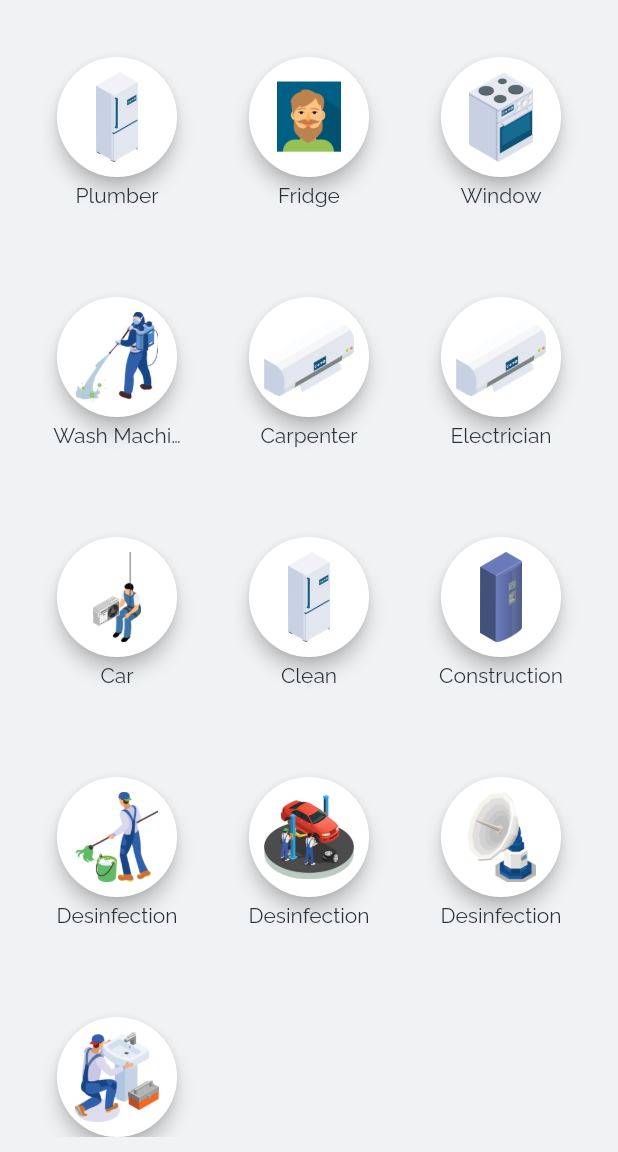
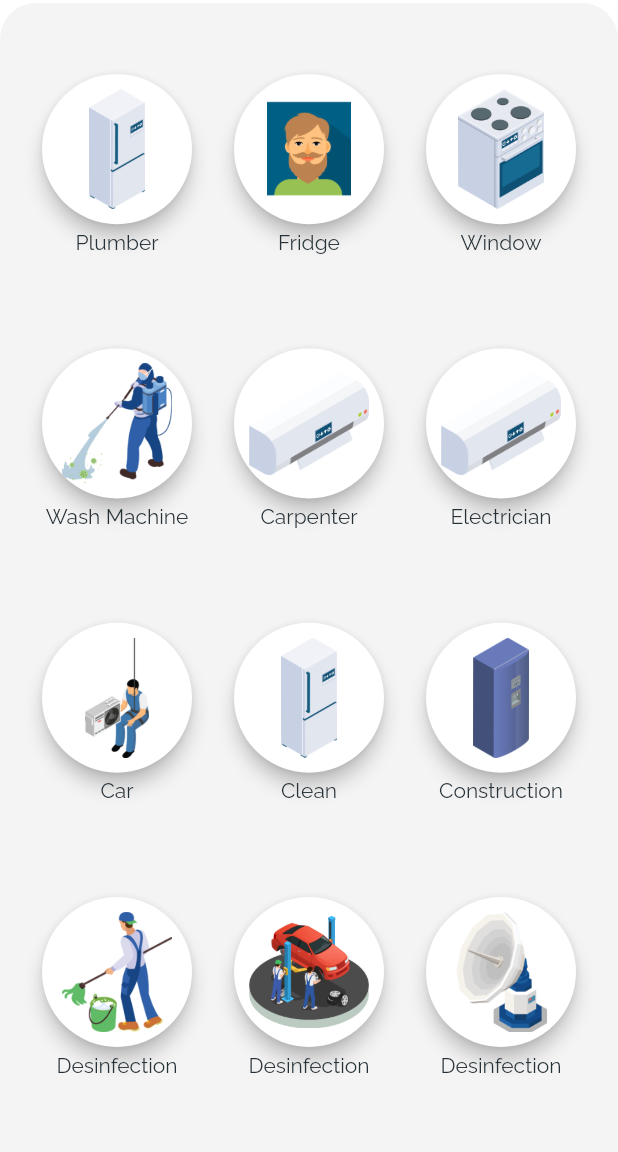
Before and after one commit to ddopik/FixJed_tech, a Flutter app: the HomeScreen screen opened by its route, on a phone screen of 412 x 824 dp, the part 84-1236 px from its top. Run offline on Flutter 3.47's test engine with Material 2 defaults, Android fonts, the light colour scheme and no system bars; our stand-ins replace after_layout, google_fonts, logger, shared_preferences; accounts and stored records are empty; project files that could hold a hidden picture were left out.

Commit message:
saving set app phase one to finsih

```diff
--- a/lib/flutter_main/screens/home_screen.dart
+++ b/lib/flutter_main/screens/home_screen.dart
@@ -1,4 +1,3 @@
-import 'package:auto_size_text/auto_size_text.dart';
 import 'package:flutter/cupertino.dart';
 import 'package:flutter/material.dart';
 import 'package:flutter_base_app/flutter_main/common/colors.dart';
@@ -66,40 +65,52 @@ class HomeScreen extends StatelessWidget {
           ],
         ),
         drawer: navigationDrawer(),
-        body: Center(child: renderHomeView()));
+        body: Container(
+          color: Colors.white,
+          child: Container(
+              margin: EdgeInsets.only(top: 2.0),
+              decoration: BoxDecoration(
+                  color: kBackgroundWhite,
+                  borderRadius: BorderRadius.only(
+                      topLeft: Radius.circular(24.0),
+                      topRight: Radius.circular(24.0))),
+              alignment: Alignment.center,
+              child: renderHomeView()),
+        ));
   }
 
   renderHomeView() {
     return Padding(
         padding: const EdgeInsets.all(10.0),
-        child: GridView.count(crossAxisCount: 3,
-            childAspectRatio: .8,
+        child: GridView.count(
+            crossAxisCount: 3,
+            childAspectRatio: .7,
             padding: const EdgeInsets.all(4.0),
             mainAxisSpacing: 0.0,
-            crossAxisSpacing:0.0,
-            children: [ ...menuList.map((e) => getGridViewItem(e))])
-    );
+            crossAxisSpacing: 0.0,
+            children: [...menuList.map((e) => getGridViewItem(e))]));
   }
 
   getGridViewItem(_MenuItem _menuItem) {
     return Container(
-        padding: const EdgeInsets.all(20.0),
+        padding: const EdgeInsets.all(10.0),
+        alignment: Alignment.center,
         child: InkWell(
           onTap: () {},
-            child: Container(
           child: Column(
+            mainAxisAlignment: MainAxisAlignment.center,
             children: [
-                  Container(
-                    child: Card(
+              Card(
                 shape: RoundedRectangleBorder(
                     borderRadius: BorderRadius.circular(100.0)),
                 elevation: 5,
+                child: ClipOval(
                   child: Padding(
-                        padding: const EdgeInsets.all(10.0),
+                    padding: EdgeInsets.all(10.0),
                     child: Image(
-                          fit: BoxFit.scaleDown,
-                          width: 60,
-                          height: 60,
+                      fit: BoxFit.contain,
+                      width: 80,
+                      height: 80,
                       image: AssetImage(_menuItem.imgPath),
                     ),
                   ),
@@ -115,10 +126,9 @@ class HomeScreen extends StatelessWidget {
               ),
             ],
           ),
-            )));
+        ));
   }
 }
-
 
 class _MenuItem {
   final String imgPath;
@@ -254,5 +264,4 @@ class navigationDrawer extends StatelessWidget {
       onTap: onTap,
     );
   }
-
 }
--- a/lib/flutter_main/screens/login_screens.dart
+++ b/lib/flutter_main/screens/login_screens.dart
@@ -33,7 +33,7 @@ class _LoginScreenState extends State<LoginScreen> {
           decoration: BoxDecoration(
             image: DecorationImage(
                 image: AssetImage("assets/images/background_init.png"),
-                fit: BoxFit.cover
+                fit: BoxFit.fill
             ),
           ),
           child: renderLoginForm()),
```
Also changed, not shown: 1 other file. Lines whose indentation alone changed are shown as unchanged.
